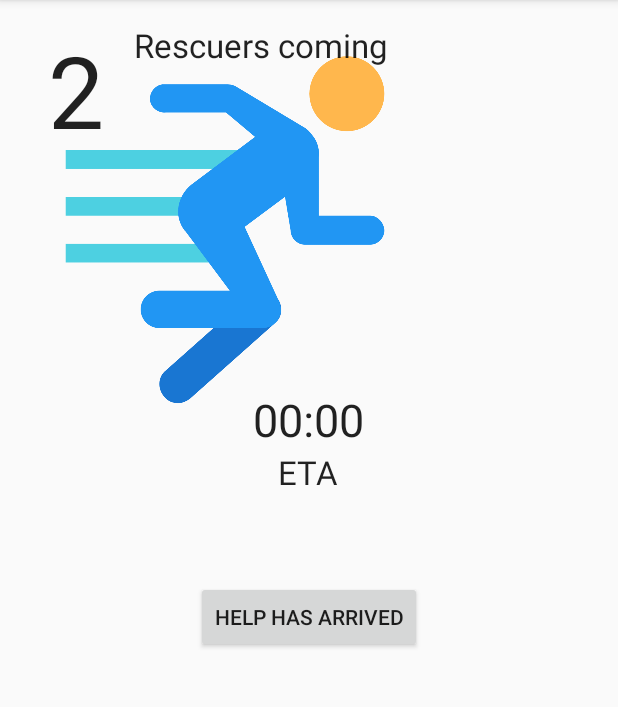
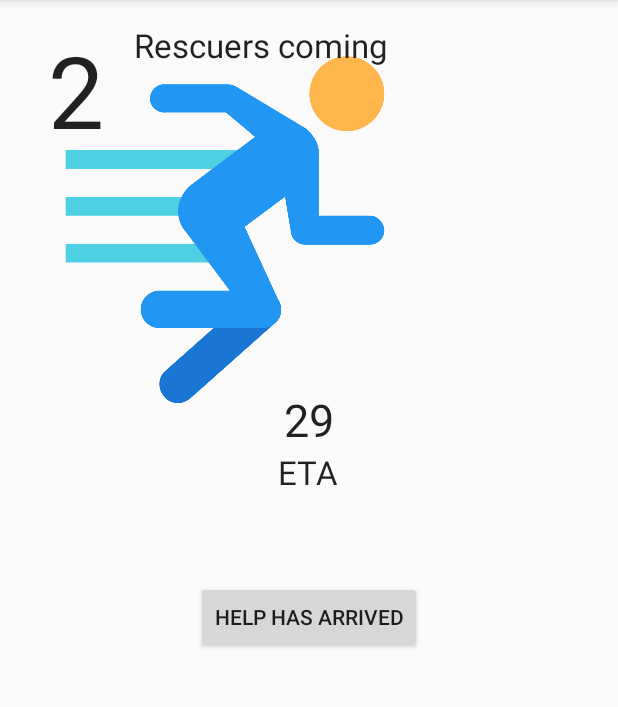
Before and after one commit to bournemouth2016/team-2, an Android app: the Distress screen opened directly, with no data from a screen before it, on a phone screen of 412 x 824 dp, the part 84-791 px from its top. Run offline under Robolectric (Android 15) with nearby library versions, the phone set to English and light mode, and no system bars.

Commit message:
fixed crash (yay)

```diff
--- a/help/app/src/main/java/com/example/nedelev/helpplease/Distress.java
+++ b/help/app/src/main/java/com/example/nedelev/helpplease/Distress.java
@@ -13,7 +13,7 @@ import org.w3c.dom.Text;
 public class Distress extends AppCompatActivity  {
     private boolean helpArrived = false;
     private int numOfRes = 0;
-    private TextView mTextField = (TextView) findViewById(R.id.eta_label);
+    private TextView mTextField;
 
     private CountDownTimer timer = new CountDownTimer(30000, 1000) {
 
@@ -30,6 +30,7 @@ public class Distress extends AppCompatActivity  {
     protected void onCreate(Bundle savedInstanceState) {
         super.onCreate(savedInstanceState);
         setContentView(R.layout.in_distress);
+        mTextField = (TextView) findViewById(R.id.eta_label);
         //new Distress().run();
     }
 
--- a/help/app/src/main/res/layout/in_distress.xml
+++ b/help/app/src/main/res/layout/in_distress.xml
@@ -26,6 +26,15 @@
         android:layout_alignParentLeft="true"
         android:layout_alignParentStart="true"
         android:layout_marginTop="15dp" />
+
+    <TextView
+        android:layout_width="wrap_content"
+        android:layout_height="wrap_content"
+        android:textAppearance="?android:attr/textAppearanceLarge"
+        android:text="ETA"
+        android:id="@+id/textView3"
+        android:layout_below="@+id/imageView"
+        android:layout_centerHorizontal="true" />
 
     <Button
         android:layout_width="wrap_content"
@@ -60,13 +69,5 @@
         android:layout_centerHorizontal="true"
         android:textSize="30dp" />
 
-    <TextView
-        android:layout_width="wrap_content"
-        android:layout_height="wrap_content"
-        android:textAppearance="?android:attr/textAppearanceLarge"
-        android:text="ETA"
-        android:id="@+id/textView3"
-        android:layout_below="@+id/imageView"
-        android:layout_centerHorizontal="true" />
 
 </RelativeLayout>
```
